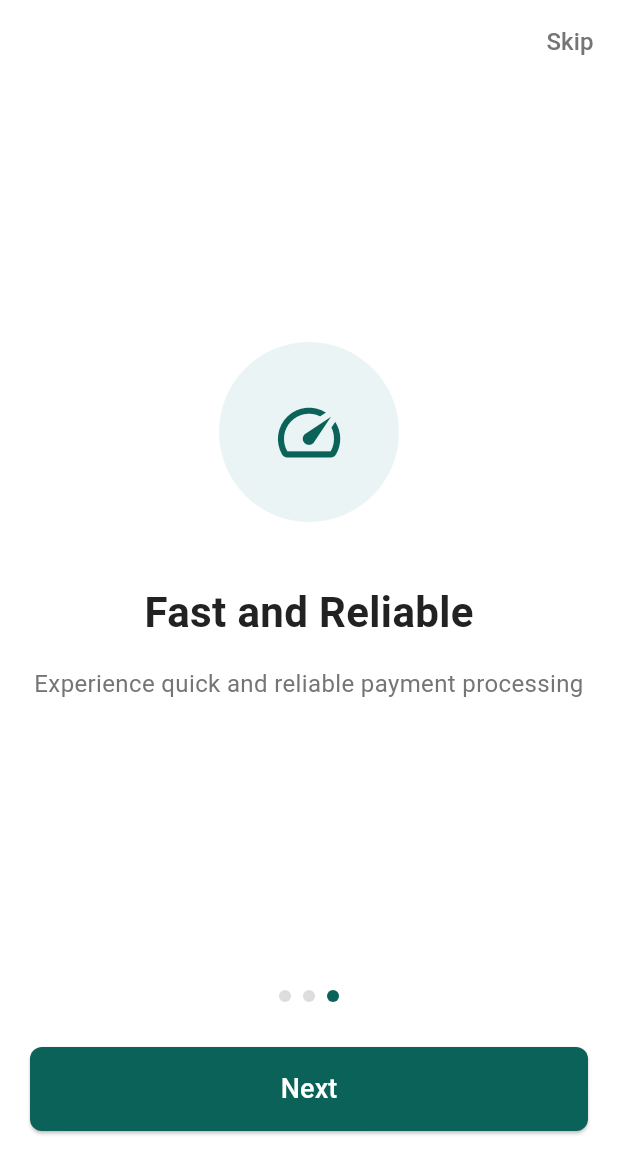
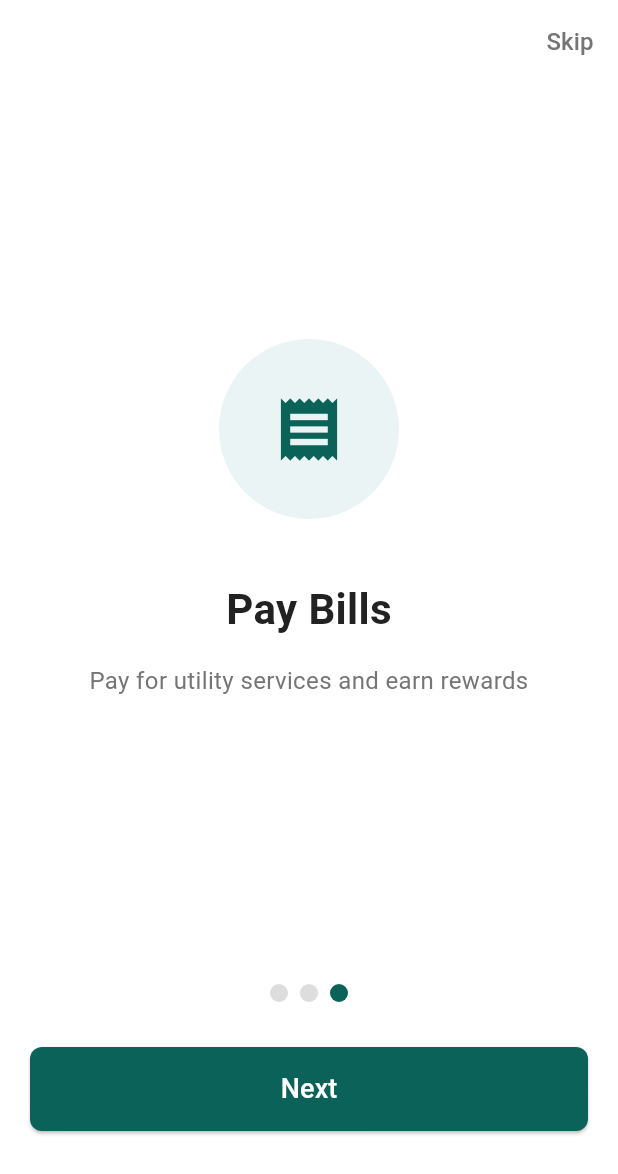
Before and after one commit to Faqih001/pretium_finance, a Flutter app: the screen it shows after launch, swiped to page 3, on a phone screen of 412 x 824 dp. Shown: the top 1174 px of the screen. Run offline on Flutter 3.47's test engine with Material 3 defaults, Android fonts, the phone set to English and light mode, and no system bars; drawn by our look-alikes of smooth_page_indicator.

Commit message:
Update onboarding data titles and descriptions for clarity; adjust page indicator dot size

```diff
--- a/lib/screens/landing_page.dart
+++ b/lib/screens/landing_page.dart
@@ -19,14 +19,14 @@ class _LandingPageState extends State<LandingPage> {
       icon: Icons.credit_card,
     ),
     OnboardingData(
-      title: 'Secure Transactions',
-      description: 'Your transactions are protected with advanced encryption',
-      icon: Icons.security,
+      title: 'Accept Payments',
+      description: 'Accept stable coin payments hasstle-free',
+      icon: Icons.account_balance_wallet,
     ),
     OnboardingData(
-      title: 'Fast and Reliable',
-      description: 'Experience quick and reliable payment processing',
-      icon: Icons.speed,
+      title: 'Pay Bills',
+      description: 'Pay for utility services and earn rewards',
+      icon: Icons.receipt,
     ),
   ];
 
@@ -89,8 +89,8 @@ class _LandingPageState extends State<LandingPage> {
             controller: _pageController,
             count: onboardingData.length,
             effect: const WormEffect(
-              dotHeight: 8,
-              dotWidth: 8,
+              dotHeight: 12,
+              dotWidth: 12,
               activeDotColor: Color(0xFF0B6259),
               dotColor: Color(0xFFDDDDDD),
             ),
```
